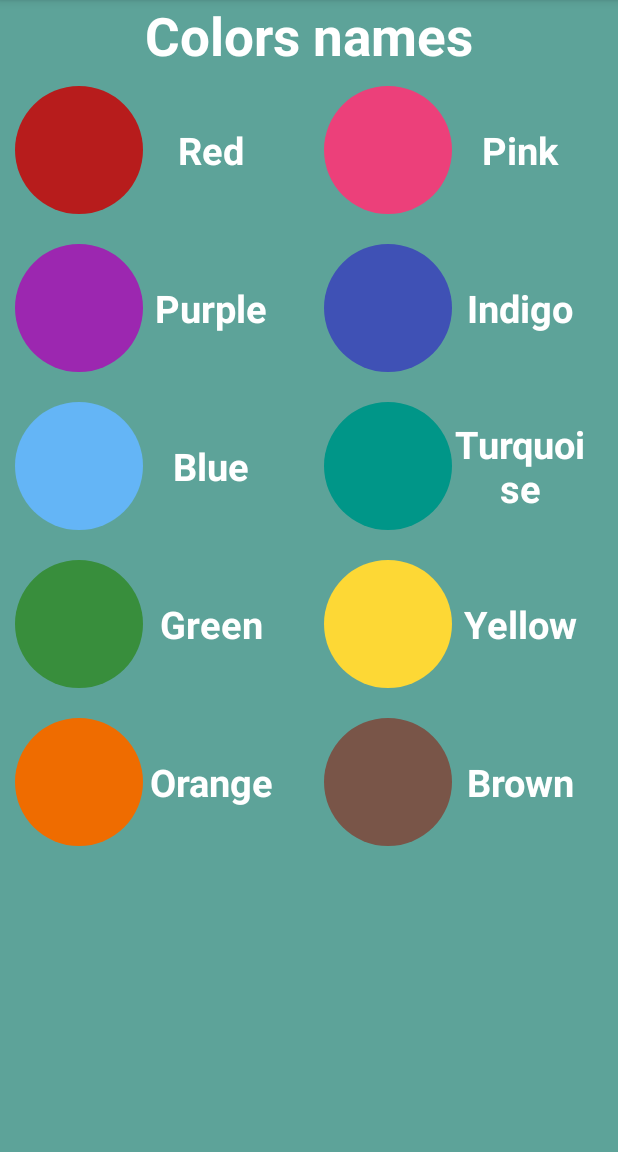
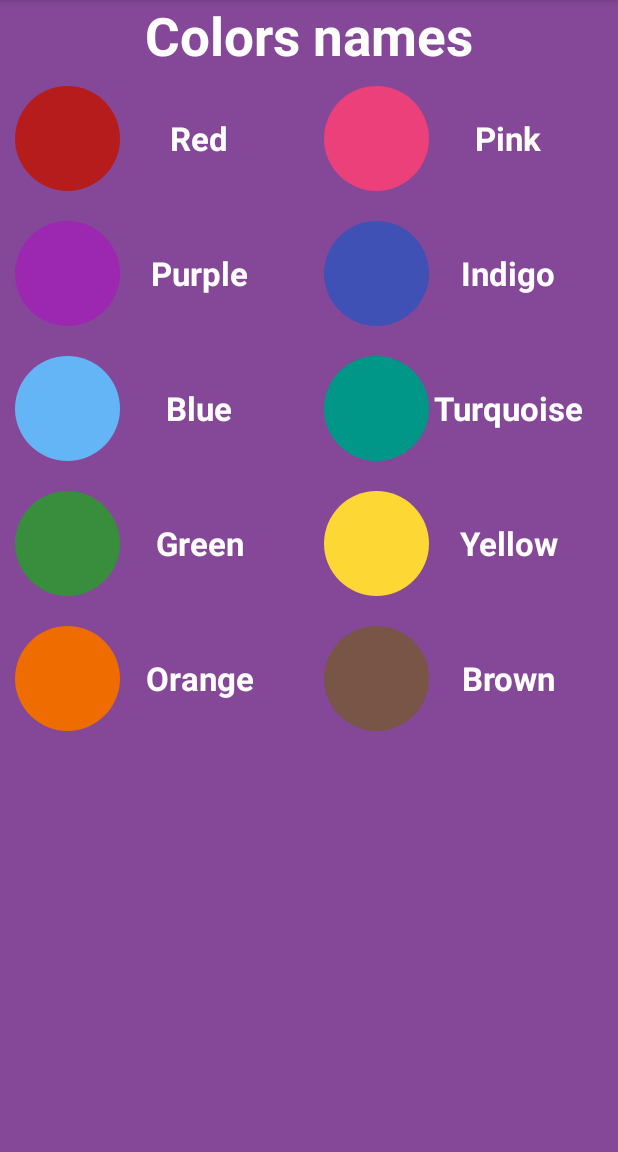
Before and after one commit to oZBo/ColorMasterNew, an Android app: the fragment ColorLibrary shown on its own in the app's theme, on a phone screen of 412 x 824 dp, the part 84-1236 px from its top. Run offline under Robolectric (Android 15) with nearby library versions, the phone set to English and light mode, and no system bars; our stand-ins replace CircleImageView; libraries missing offline, so code that uses them is left out: cat.ppicas.customtypeface.

Commit message:
fixed tutorial layout. Changed color palette

```diff
--- a/app/src/main/java/com/braincollaboration/colormaster/LocaleCustom.java
+++ b/app/src/main/java/com/braincollaboration/colormaster/LocaleCustom.java
@@ -17,7 +17,7 @@ public class LocaleCustom {
         // Change locale settings in the app.
         DisplayMetrics dm = res.getDisplayMetrics();
         android.content.res.Configuration conf = res.getConfiguration();
-        conf.locale = new Locale("ja".toLowerCase());
+        conf.locale = new Locale("cs".toLowerCase());
         res.updateConfiguration(conf, dm);
     }
 
--- a/app/src/main/java/com/braincollaboration/colormaster/activities/Tutorial.java
+++ b/app/src/main/java/com/braincollaboration/colormaster/activities/Tutorial.java
@@ -3,6 +3,7 @@ package com.braincollaboration.colormaster.activities;
 import android.content.Intent;
 import android.os.Bundle;
 
+import com.braincollaboration.colormaster.LocaleCustom;
 import com.braincollaboration.colormaster.R;
 import com.braincollaboration.colormaster.utils.PreferenceUtil;
 import com.github.paolorotolo.appintro.AppIntro;
@@ -18,6 +19,8 @@ public class Tutorial extends AppIntro {
 
     @Override
     public void init(Bundle bundle) {
+        LocaleCustom.setLocale(this);
+
         canGoToGameActivity = getIntent().getBooleanExtra(getString(R.string.pref_key_can_start_game_after_tutorial), true);
         // Instead of fragments, you can also use our default slide
         // Just set a title, description, background and image. AppIntro will do the rest
--- a/app/src/main/res/layout/tutorial_gridview_item.xml
+++ b/app/src/main/res/layout/tutorial_gridview_item.xml
@@ -9,8 +9,8 @@
 
     <de.hdodenhof.circleimageview.CircleImageView
         android:id="@+id/grid_item_image"
-        android:layout_width="85dp"
-        android:layout_height="85dp"
+        android:layout_width="70dp"
+        android:layout_height="70dp"
         android:src="@color/green"
         app:border_width="2dp"
         app:border_color="#FF000000"/>
@@ -24,5 +24,5 @@
         android:textColor="@color/white"
         android:text="ColorName"
         android:textStyle="bold"
-        android:textSize="25sp" />
+        android:textSize="22sp" />
 </LinearLayout>
--- a/app/src/main/res/values/colors.xml
+++ b/app/src/main/res/values/colors.xml
@@ -33,10 +33,10 @@
     <color name="grey_transperent_50">#40000000</color>
 
     <!--Tutorials colors-->
-    <color name="tutorial_1_bg">#397367</color>
-    <color name="tutorial_2_bg">#42858C</color>
-    <color name="tutorial_3_bg">#5DA399</color>
-    <color name="tutorial_bar_bg">#7986CB</color>
+    <color name="tutorial_1_bg">#55286F</color>
+    <color name="tutorial_2_bg">#BC96E6</color>
+    <color name="tutorial_3_bg">#854798</color>
+    <color name="tutorial_bar_bg">#504867</color>
     <color name="tutorial_separator">#000000</color>
 
 </resources>
```
